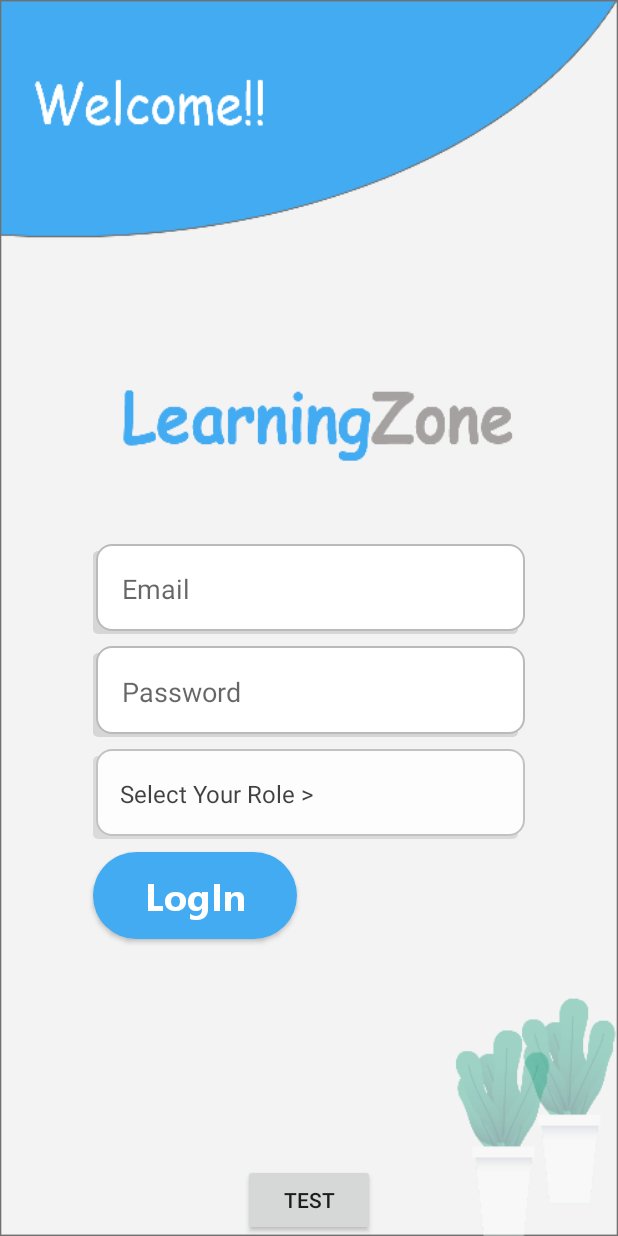
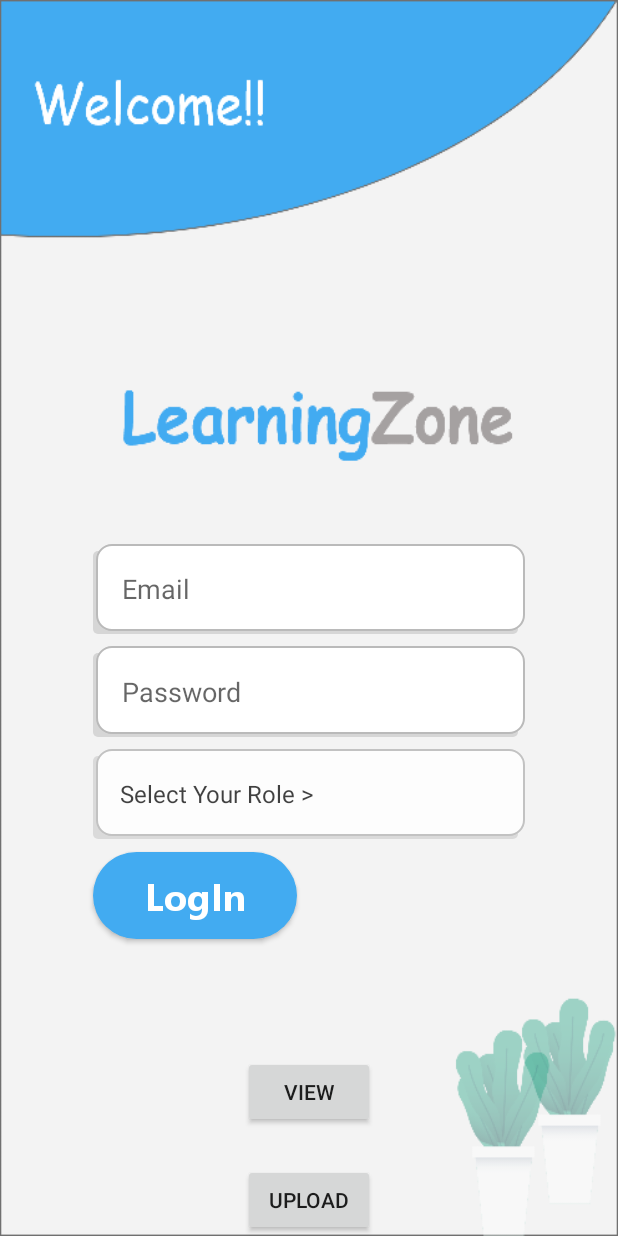
Before and after one commit to Abhi73017/Learning_Zone, an Android app: the screen it shows after launch (Login_Activity), on a phone screen of 412 x 824 dp. Run offline under Robolectric (Android 15) with nearby library versions, the phone set to English and light mode, and no system bars; our stand-ins replace Firebase (no records; nobody signed in at launch, a user with empty details on screens opened directly); libraries missing offline, so code that uses them is left out: dmax.dialog.

Commit message:
student view added and working

```diff
--- a/app/src/main/java/com/abhishek/learningzone/Login_Activity.kt
+++ b/app/src/main/java/com/abhishek/learningzone/Login_Activity.kt
@@ -6,6 +6,7 @@ import androidx.appcompat.app.AppCompatActivity
 import android.os.Bundle
 import android.text.TextUtils
 import android.widget.Toast
+import com.abhishek.learningzone.teacher.T_Upload_Notes
 import com.abhishek.learningzone.teacher.trainer_dashbaord
 import com.google.firebase.auth.FirebaseAuth
 import com.google.firebase.auth.FirebaseUser
@@ -39,8 +40,12 @@ class Login_Activity : AppCompatActivity(){
         }
 
         testbtn.setOnClickListener{
+            startActivity(Intent(this,T_Upload_Notes::class.java))
+
+        }
+        viewbtn.setOnClickListener{
             startActivity(Intent(this,StudentViewActivity::class.java))
-            finish()
+
         }
     }
 
--- a/app/src/main/res/layout/activity_login.xml
+++ b/app/src/main/res/layout/activity_login.xml
@@ -182,9 +182,19 @@
         android:id="@+id/testbtn"
         android:layout_width="wrap_content"
         android:layout_height="wrap_content"
-        android:text="test"
+        android:text="upload"
         app:layout_constraintBottom_toTopOf="@+id/guideline14"
         app:layout_constraintEnd_toEndOf="parent"
         app:layout_constraintStart_toStartOf="@+id/guideline" />
 
+    <Button
+        android:id="@+id/viewbtn"
+        android:layout_width="wrap_content"
+        android:layout_height="wrap_content"
+        android:layout_marginBottom="24dp"
+        android:text="View"
+        app:layout_constraintBottom_toTopOf="@+id/testbtn"
+        app:layout_constraintEnd_toEndOf="parent"
+        app:layout_constraintStart_toStartOf="parent" />
+
 </androidx.constraintlayout.widget.ConstraintLayout>
```
Also changed, not shown: app/src/main/java/com/abhishek/learningzone/StudentViewActivity.kt (+28 -32 lines), app/src/main/java/com/abhishek/learningzone/model/couseItems.kt (+10 -0 lines), app/src/main/java/com/abhishek/learningzone/student_adapter/courseAdapter.kt (+14 -2 lines), app/src/main/java/com/abhishek/learningzone/teacher/T_Upload_Notes.kt (+19 -17 lines).
